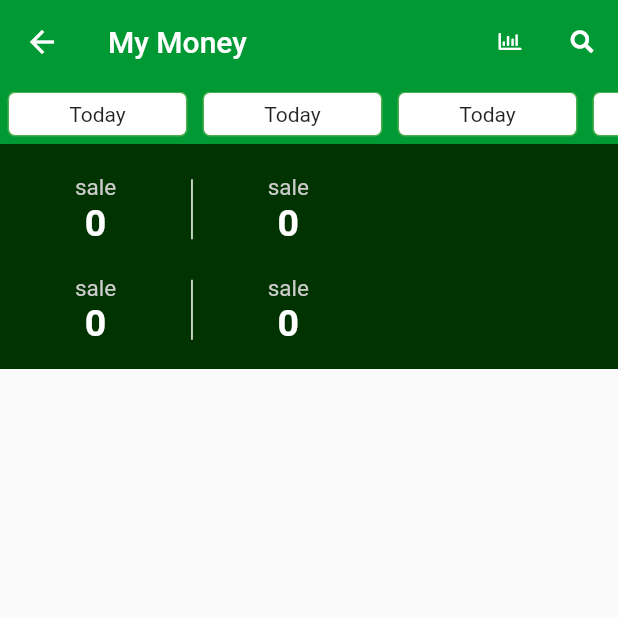
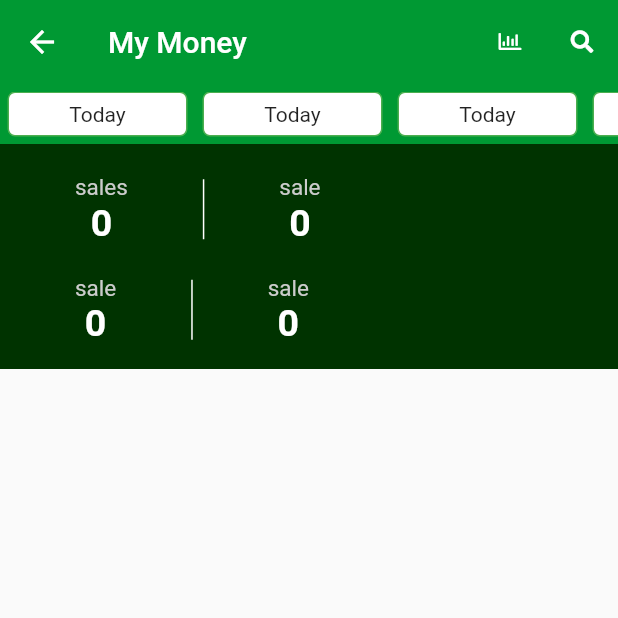
Before and after one commit to DibyenduGhoshDG/digital_dukan, a Flutter app: the MyMoneyPage screen opened directly, on a phone screen of 412 x 824 dp, the top half of it. Run offline on Flutter 3.47's test engine with Material 2 defaults, Android fonts, the phone set to English and light mode, and no system bars; our stand-ins replace flutter_screenutil, fluttertoast, font_awesome_flutter, get, google_fonts, image_picker and 1 more; accounts and stored records are empty.

Commit message:
first commit

```diff
--- a/lib/View/DashBoard/pages/MyMoneyPage.dart
+++ b/lib/View/DashBoard/pages/MyMoneyPage.dart
@@ -24,14 +24,16 @@ class _MyMoneyPageState extends State<MyMoneyPage> {
               FontAwesomeIcons.chartBar,
               color: Colors.white,
             ),
-            iconSize: 15, onPressed: () {  },
+            iconSize: 15,
+            onPressed: () {},
           ),
           IconButton(
             icon: FaIcon(
               FontAwesomeIcons.search,
               color: Colors.white,
             ),
-            iconSize: 15, onPressed: () {  },
+            iconSize: 15,
+            onPressed: () {},
           ),
         ],
       ),
@@ -104,7 +106,7 @@ class _ToggleContainerState extends State<ToggleContainer> {
                     Column(
                       children: [
                         Text(
-                          'sale',
+                          'sales',
                           style: TextStyle(
                             fontSize: 15,
                             color: ColorConst.darkWhite,
```
